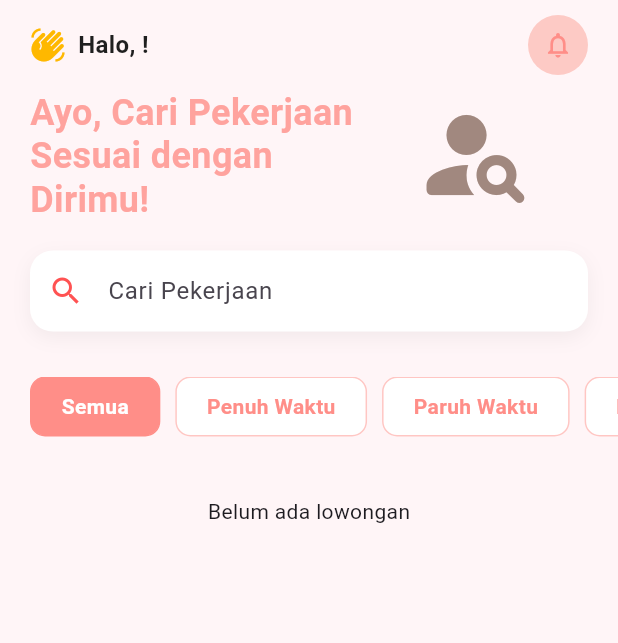
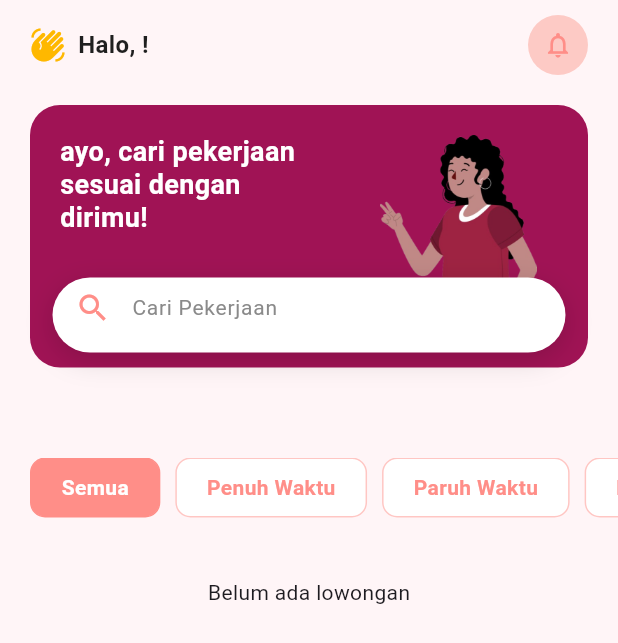
Before and after one commit to levirs565/wirwa, a Flutter app: the JobSeekerJobListPage screen opened directly, on a phone screen of 412 x 824 dp. Shown: the top 643 px of the screen. Run offline on Flutter 3.47's test engine with Material 3 defaults, Android fonts, the phone set to English and light mode, and no system bars; our stand-ins replace dart_mappable, get, google_fonts, google_sign_in, image_picker, supabase_flutter; accounts and stored records are empty; generated files the repository leaves out were written again.

Commit message:
edit page job and job list

```diff
--- a/lib/screen/job_seeker/job_list.dart
+++ b/lib/screen/job_seeker/job_list.dart
@@ -71,7 +71,6 @@ class JobSeekerJobListController extends GetxController {
 
   void changeCategory(int index) {
     selectedCategoryIndex.value = index;
-    // Disini nanti logika filter list jobs berdasarkan kategori
   }
 }
 
@@ -82,8 +81,8 @@ class JobSeekerJobListPage extends StatelessWidget {
   );
 
   // Definisi Warna sesuai gambar
-  final Color kBackgroundColor = const Color(0xFFFFF5F7); // Pink muda sekali
-  final Color kPrimaryColor = const Color(0xFFFF8E88); // Pink tombol/aksen
+  final Color kBackgroundColor = const Color(0xFFFFF5F7);
+  final Color kPrimaryColor = const Color(0xFFFF8E88);
   final Color kTextColor = const Color(0xFF1F1F1F);
   final Color kSubtitleColor = const Color(0xFF8A8A8A);
 
@@ -91,20 +90,6 @@ class JobSeekerJobListPage extends StatelessWidget {
   Widget build(BuildContext context) {
     return Scaffold(
       backgroundColor: kBackgroundColor,
-      // Menambahkan Bottom Nav Bar Dummy agar mirip gambar
-      // bottomNavigationBar: BottomNavigationBar(
-      //   type: BottomNavigationBarType.fixed,
-      //   selectedItemColor: kPrimaryColor,
-      //   unselectedItemColor: Colors.grey,
-      //   showSelectedLabels: true,
-      //   showUnselectedLabels: true,
-      //   items: const [
-      //     BottomNavigationBarItem(icon: Icon(Icons.home_filled), label: 'Beranda'),
-      //     BottomNavigationBarItem(icon: Icon(Icons.work_outline), label: 'Pelatihan'),
-      //     BottomNavigationBarItem(icon: Icon(Icons.chat_bubble_outline), label: 'Chat'),
-      //     BottomNavigationBarItem(icon: Icon(Icons.person_outline), label: 'Profil'),
-      //   ],
-      // ),
       body: SafeArea(
         child: SingleChildScrollView(
           child: Column(
@@ -126,8 +111,7 @@ class JobSeekerJobListPage extends StatelessWidget {
                     : ListView.builder(
                         padding: const EdgeInsets.symmetric(horizontal: 20),
                         shrinkWrap: true,
-                        physics:
-                            const NeverScrollableScrollPhysics(), // Agar scroll ikut parent
+                        physics: const NeverScrollableScrollPhysics(),
                         itemCount: controller.jobs.length,
                         itemBuilder: (context, index) =>
                             _buildJobCard(context, controller.jobs[index]),
@@ -141,22 +125,24 @@ class JobSeekerJobListPage extends StatelessWidget {
     );
   }
 
-  // 1. Bagian Header (Teks, Ilustrasi, Search Bar)
   Widget _buildHeader() {
-    return Padding(
-      padding: const EdgeInsets.symmetric(horizontal: 20.0, vertical: 10),
-      child: Column(
+    return Column(
       crossAxisAlignment: CrossAxisAlignment.start,
       children: [
-          // Baris atas dengan greeting
-          Row(
+        Padding(
+          padding: const EdgeInsets.symmetric(horizontal: 20.0, vertical: 10),
+          child: Row(
             mainAxisAlignment: MainAxisAlignment.spaceBetween,
             children: [
               Obx(() {
                 final userName = controller.currentUser.value?.name ?? "User";
                 return Row(
                   children: [
-                    Icon(Icons.waving_hand, color: Color(0xFFFFB800), size: 24),
+                    const Icon(
+                      Icons.waving_hand,
+                      color: Color(0xFFFFB800),
+                      size: 24,
+                    ),
                     const SizedBox(width: 8),
                     Text(
                       "Halo, $userName!",
@@ -184,67 +170,108 @@ class JobSeekerJobListPage extends StatelessWidget {
               ),
             ],
           ),
+        ),
         const SizedBox(height: 10),
 
-          // Row untuk Teks Besar dan Gambar Ilustrasi
-          Row(
+        Stack(
+          clipBehavior: Clip.none,
+          children: [
+            Container(
+              margin: const EdgeInsets.symmetric(horizontal: 20),
+              padding: const EdgeInsets.fromLTRB(20, 20, 20, 25),
+              decoration: BoxDecoration(
+                color: const Color(0xFFA01355),
+                borderRadius: BorderRadius.circular(20),
+              ),
+              child: Row(
+                crossAxisAlignment: CrossAxisAlignment.start,
                 children: [
                   Expanded(
                     flex: 6,
+                    child: Padding(
+                      padding: const EdgeInsets.only(bottom: 50, top: 0),
                       child: Text(
-                  "Ayo, Cari Pekerjaan\nSesuai dengan\nDirimu!",
-                  style: TextStyle(
-                    fontSize: 24,
+                        "ayo, cari pekerjaan\nsesuai dengan\ndirimu!",
+                        style: const TextStyle(
+                          fontSize: 18,
                           fontWeight: FontWeight.bold,
-                    color: kPrimaryColor.withOpacity(0.8),
+                          color: Colors.white,
                           height: 1.2,
+                        ),
                       ),
                     ),
                   ),
                   Expanded(
                     flex: 4,
-                // Ganti ini dengan Image.asset('assets/illustration.png') jika punya gambarnya
-                child: Icon(
+                    child: Image.asset(
+                      'assets/images/gambar4.png',
+                      height: 130,
+                      fit: BoxFit.contain,
+                      errorBuilder: (context, error, stackTrace) {
+                        return Icon(
                           Icons.person_search_rounded,
                           size: 80,
-                  color: Colors.brown[300],
+                          color: Colors.white.withOpacity(0.7),
+                        );
+                      },
                     ),
                   ),
                 ],
               ),
-          const SizedBox(height: 20),
+            ),
 
-          // Search Bar
-          Container(
+            Positioned(
+              bottom: 10,
+              left: 35,
+              right: 35,
+              child: Container(
+                height: 50,
                 decoration: BoxDecoration(
                   color: Colors.white,
-              borderRadius: BorderRadius.circular(15),
+                  borderRadius: BorderRadius.circular(25),
                   boxShadow: [
                     BoxShadow(
-                  color: Colors.black.withOpacity(0.05),
-                  blurRadius: 10,
-                  offset: const Offset(0, 4),
+                      color: Colors.black.withOpacity(0.15),
+                      blurRadius: 15,
+                      offset: const Offset(0, 5),
                     ),
                   ],
                 ),
                 child: const TextField(
+                  textAlignVertical: TextAlignVertical.center,
                   decoration: InputDecoration(
                     hintText: "Cari Pekerjaan",
-                prefixIcon: Icon(Icons.search, color: Colors.redAccent),
+                    hintStyle: TextStyle(
+                      color: Color(0xFF8A8A8A),
+                      fontSize: 14,
+                    ),
+                    prefixIcon: Padding(
+                      padding: EdgeInsets.only(left: 15, right: 10),
+                      child: Icon(
+                        Icons.search,
+                        color: Color(0xFFFF8E88),
+                        size: 24,
+                      ),
+                    ),
+                    prefixIconConstraints: BoxConstraints(
+                      minWidth: 40,
+                      minHeight: 40,
+                    ),
                     border: InputBorder.none,
-                contentPadding: EdgeInsets.symmetric(
-                  horizontal: 20,
-                  vertical: 15,
+                    contentPadding: EdgeInsets.zero,
+                    isDense: true,
                   ),
                 ),
               ),
             ),
           ],
         ),
+
+        const SizedBox(height: 40),
+      ],
     );
   }
 
-  // 2. Bagian Filter Kategori (Horizontal Scroll)
   Widget _buildCategoryFilter() {
     return SizedBox(
       height: 40,
@@ -417,6 +444,28 @@ class JobSeekerJobListPage extends StatelessWidget {
                 ),
               ],
             ),
+            const SizedBox(height: 16),
+
+            // Tombol Daftar
+            SizedBox(
+              width: double.infinity,
+              child: ElevatedButton(
+                onPressed: () => controller.toDetail(job.id),
+                style: ElevatedButton.styleFrom(
+                  backgroundColor: const Color(0xFFA01355), // Warna maroon
+                  foregroundColor: Colors.white,
+                  padding: const EdgeInsets.symmetric(vertical: 12),
+                  shape: RoundedRectangleBorder(
+                    borderRadius: BorderRadius.circular(12),
+                  ),
+                  elevation: 0,
+                ),
+                child: const Text(
+                  "Daftar",
+                  style: TextStyle(fontSize: 14, fontWeight: FontWeight.bold),
+                ),
+              ),
+            ),
           ],
         ),
       ),
--- a/lib/screen/splash_screen.dart
+++ b/lib/screen/splash_screen.dart
@@ -23,7 +23,6 @@ class _SplashScreenState extends State<SplashScreen> {
         child: Column(
           mainAxisAlignment: MainAxisAlignment.center,
           children: [
-            // Animasi Logo Tanpa Kotak
             TweenAnimationBuilder(
               tween: Tween<double>(begin: 0.0, end: 1.0),
               duration: const Duration(milliseconds: 1200),
```
Also changed, not shown: lib/screen/job_seeker/job.dart (+129 -34 lines), assets/images/gambar4.png (added). Lines whose indentation alone changed are shown as unchanged.
